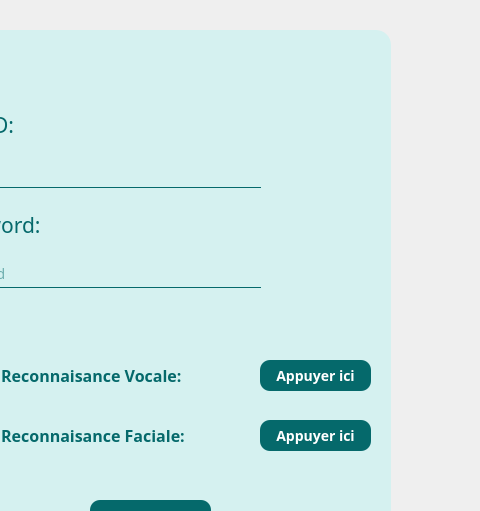
This is log.ui in hamzaoui45/projetc- as Qt 5 draws it before an edit; both pictures show x 650 to 1130 and y 0 to 511 of the 1130 by 637 pixel window. The edited form follows.
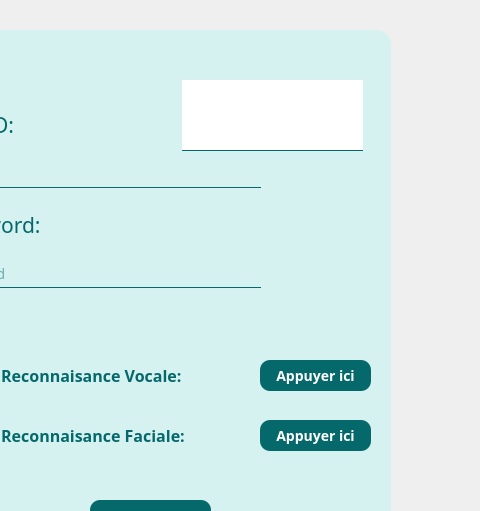
This is the edited form. Icons and pictures are not drawn.

Diff of the .ui file:
```diff
--- a/log.ui
+++ b/log.ui
@@ -200,7 +200,7 @@
     <property name="geometry">
      <rect>
       <x>370</x>
-      <y>390</y>
+      <y>330</y>
       <width>111</width>
       <height>31</height>
      </rect>
@@ -259,7 +259,7 @@
     <property name="geometry">
      <rect>
       <x>370</x>
-      <y>330</y>
+      <y>390</y>
       <width>111</width>
       <height>31</height>
      </rect>
@@ -275,6 +275,19 @@
      <string>Appuyer ici</string>
     </property>
    </widget>
+   <widget class="QLineEdit" name="speechOutput">
+    <property name="geometry">
+     <rect>
+      <x>292</x>
+      <y>50</y>
+      <width>181</width>
+      <height>71</height>
+     </rect>
+    </property>
+    <property name="styleSheet">
+     <string notr="true">background-color: rgb(255, 255, 255);</string>
+    </property>
+   </widget>
   </widget>
   <widget class="QLabel" name="label_8">
    <property name="geometry">
```
Left out of the diff: 7 changed lines with no effect on the pictures.
